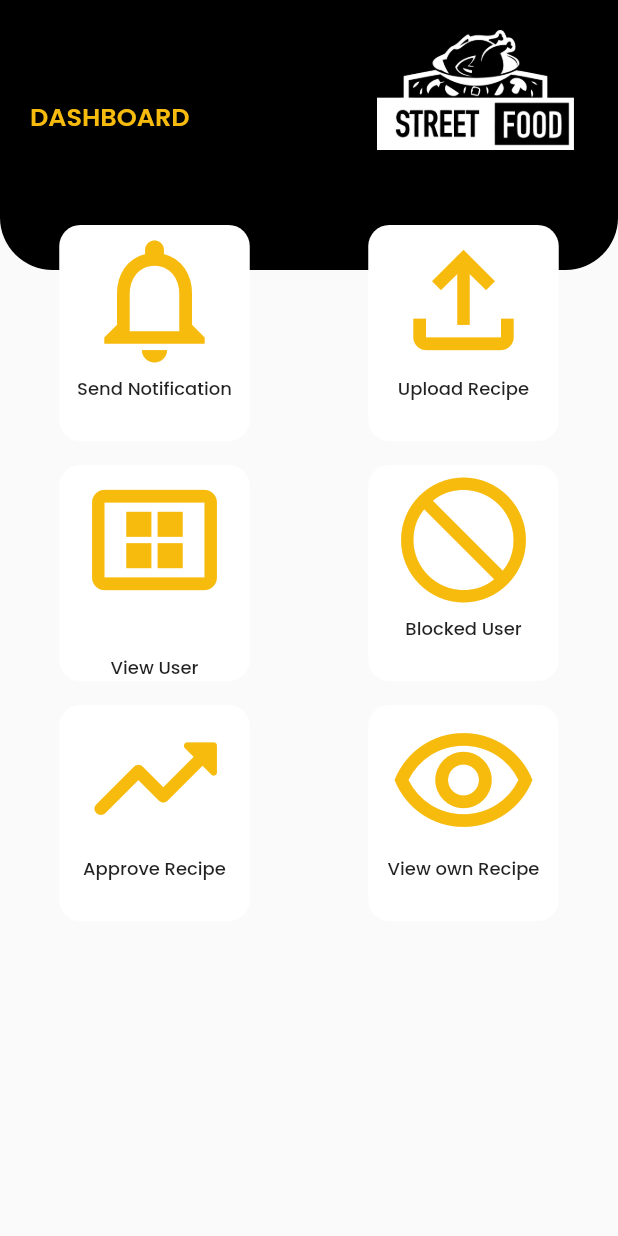
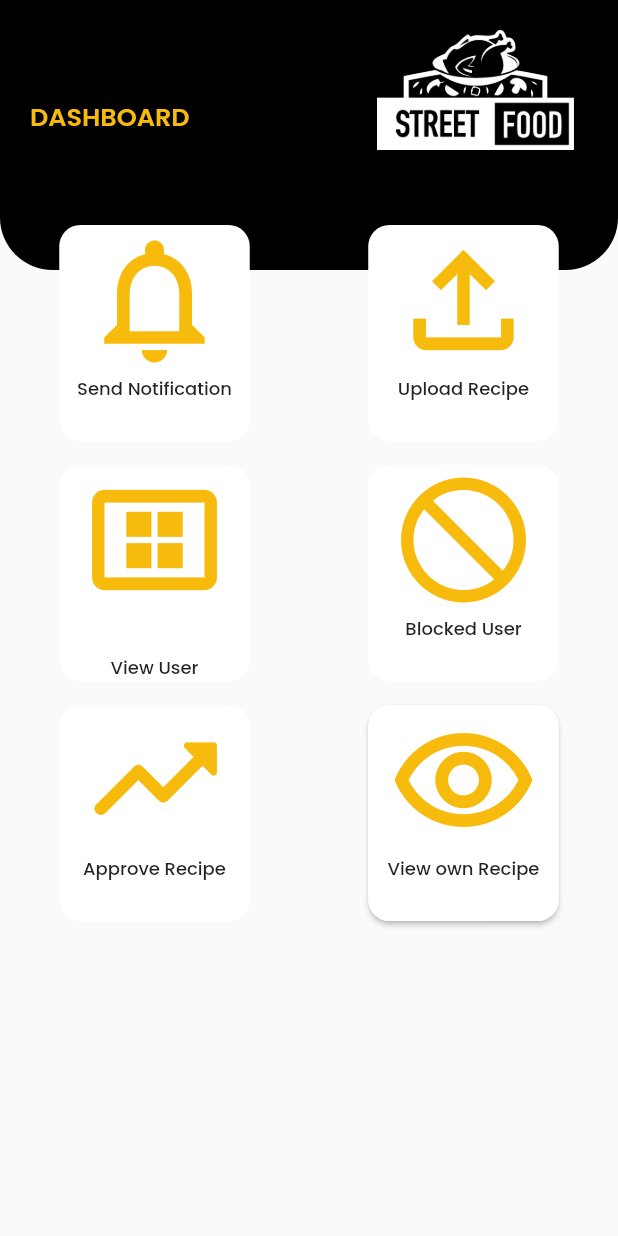
Before and after one commit to MuaazShafi/streetfood, a Flutter app: the AdminHomeScreen screen opened directly, on a phone screen of 412 x 824 dp. Run offline on Flutter 3.47's test engine with Material 2 defaults, Android fonts, the phone set to English and light mode, and no system bars; our stand-ins replace flutter_rating_bar, salomon_bottom_bar.

Commit message:
muaaz third commit

```diff
--- a/lib/screen_admin_home.dart
+++ b/lib/screen_admin_home.dart
@@ -187,7 +187,10 @@ class AdminHomeScreen extends StatelessWidget {
                           ],
                         ),
                       ),
-                      Container(
+                      Material(
+                        elevation: 1.5,
+                        borderRadius: BorderRadius.circular(14),
+                        child: Container(
                           height: 144,
                           width: 127,
                           decoration: BoxDecoration(
@@ -211,6 +214,7 @@ class AdminHomeScreen extends StatelessWidget {
                             ],
                           ),
                         ),
+                      ),
                     ],
                   ),
                 ),
```
Lines whose indentation alone changed are shown as unchanged.
